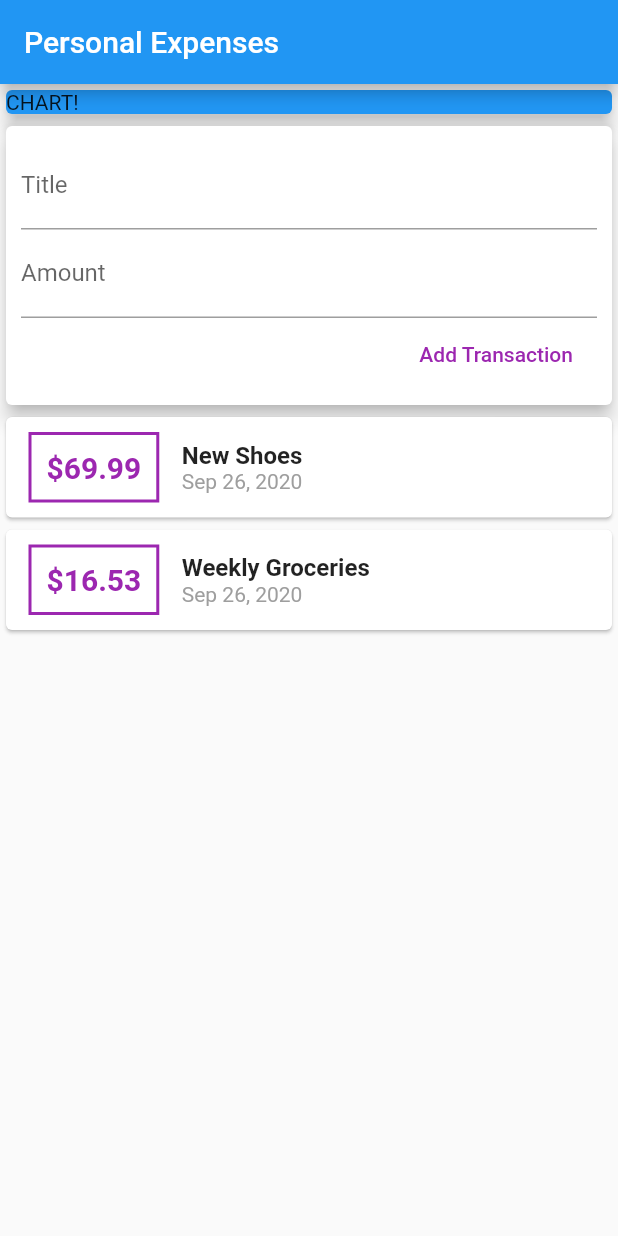
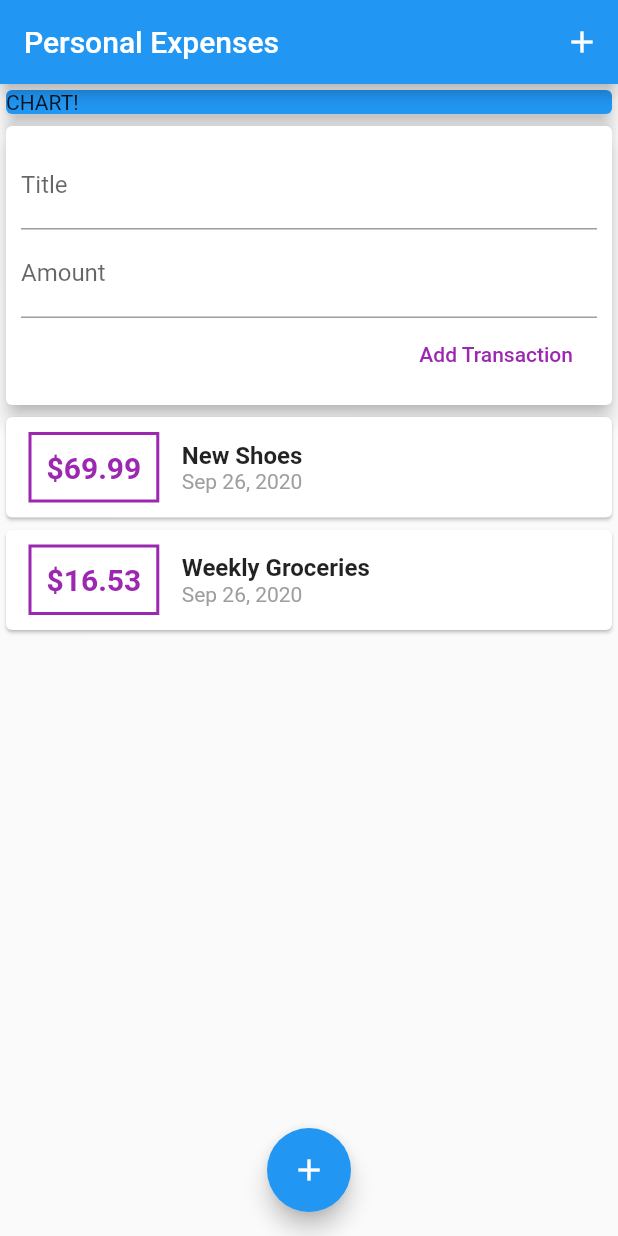
Before and after one commit to Sahak1994/personal_expenses, a Flutter app: the screen it shows after launch, on a phone screen of 412 x 824 dp. Run offline on Flutter 3.47's test engine with Material 2 defaults, Android fonts, the phone set to English and light mode, and no system bars.

Commit message:
scrollable transaction list, add buttons for bottom sheet modal

```diff
--- a/lib/main.dart
+++ b/lib/main.dart
@@ -25,9 +25,16 @@ class MyHomePage extends StatelessWidget {
   Widget build(BuildContext context) {
     return Scaffold(
       appBar: AppBar(
-        title: Text('Personal Expenses')
+        title: Text('Personal Expenses'),
+        actions: <Widget>[
+          IconButton(
+            icon: Icon(Icons.add),
+            onPressed: () {},
           ),
-      body: Column(
+        ],
+      ),
+      body: SingleChildScrollView(
+        child: Column(
           children: <Widget>[
             Container(
               width: double.infinity,
@@ -40,6 +47,12 @@ class MyHomePage extends StatelessWidget {
             UserTransactions(),
           ],
         ),
+      ),
+      floatingActionButtonLocation: FloatingActionButtonLocation.centerFloat,
+      floatingActionButton: FloatingActionButton(
+        child: Icon(Icons.add),
+        onPressed: () {},
+      ),
     );
   }
 }
--- a/lib/widgets/transaction_list.dart
+++ b/lib/widgets/transaction_list.dart
@@ -13,8 +13,11 @@ class TransactionList extends StatelessWidget {
 
   @override
   Widget build(BuildContext context) {
-    return Column(
-      children: transactions.map((tx) {
+    return Container(
+      height: 360.0,
+      child: ListView.builder(
+        itemCount: transactions.length,
+        itemBuilder: (BuildContext ctx, int index) {
           return Card(
             child: Row(
               children: <Widget>[
@@ -25,7 +28,7 @@ class TransactionList extends StatelessWidget {
                     border: Border.all(width: 2.0, color: Colors.purple)
                   ),
                   child: Text(
-                  '\$${tx.amount}',
+                    '\$${transactions[index].amount.toStringAsFixed(2)}',
                     style: TextStyle(
                       fontWeight: FontWeight.bold,
                       fontSize: 20.0,
@@ -37,14 +40,14 @@ class TransactionList extends StatelessWidget {
                   crossAxisAlignment: CrossAxisAlignment.start,
                   children: <Widget>[
                     Text(
-                    tx.title,
+                      transactions[index].title,
                       style: TextStyle(
                         fontWeight: FontWeight.bold,
                         fontSize: 16.0,
                       ),
                     ),
                     Text(
-                    DateFormat.yMMMd().format(tx.date),
+                      DateFormat.yMMMd().format(transactions[index].date),
                       style: TextStyle(
                         color: Colors.grey,
                       ),
@@ -54,7 +57,8 @@ class TransactionList extends StatelessWidget {
               ],
             ),
           );
-      }).toList(),
+        },
+      ),
     );
   }
 }
```
Also changed, not shown: lib/widgets/new_transaction.dart (+18 -4 lines). Lines whose indentation alone changed are shown as unchanged.
